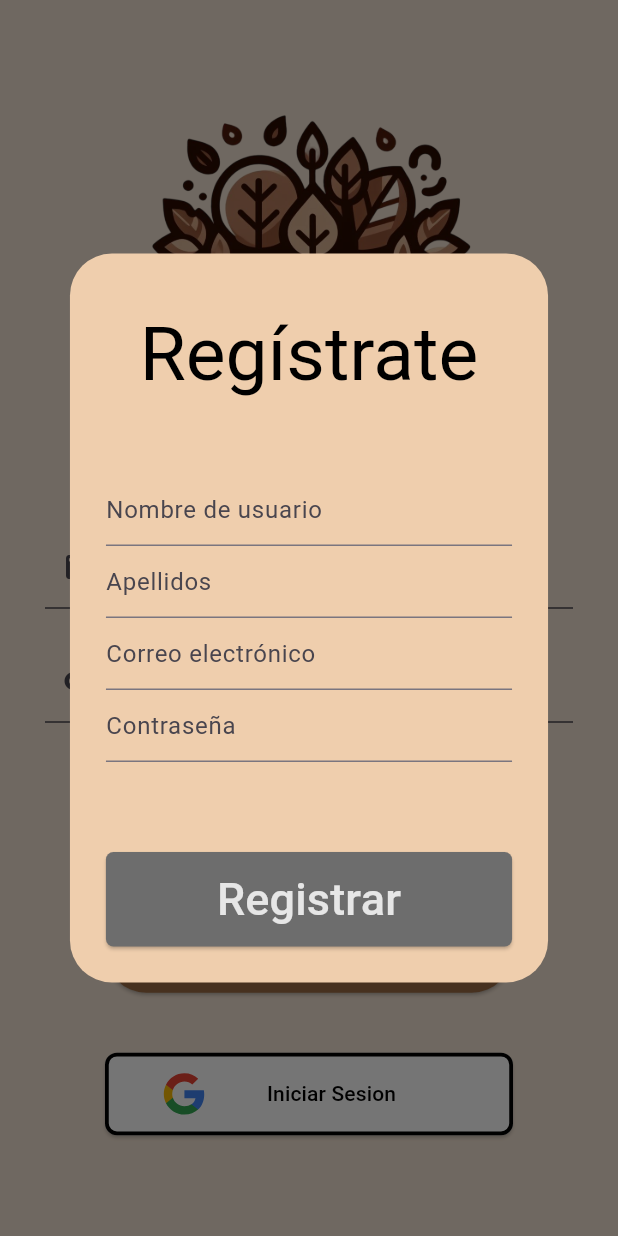
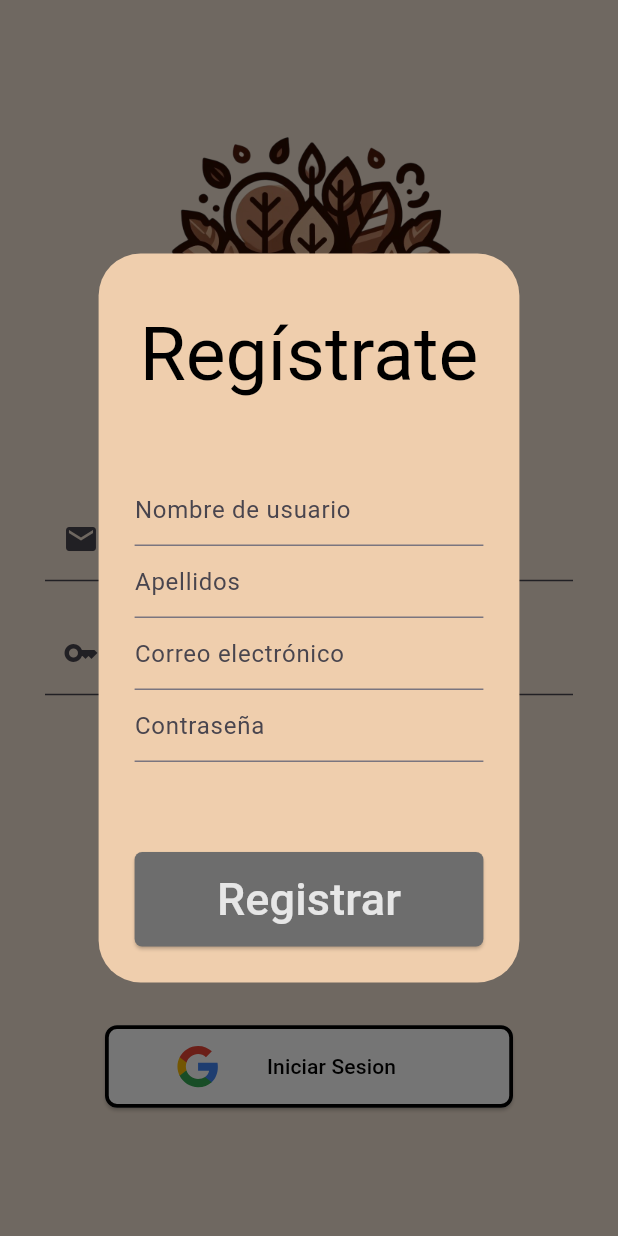
Before and after one commit to JulenR14/ProyectoMisLibros, a Flutter app: the screen it shows after launch, after a tap on "Registrate", on a phone screen of 412 x 824 dp. Run offline on Flutter 3.47's test engine with Material 3 defaults, Android fonts, the phone set to English and light mode, and no system bars; our stand-ins replace flutter_svg; Roboto replaces fonts that are missing (KaiseiDecol).

Commit message:
He arreglado unos bugs de pixeles

```diff
--- a/mis_libros/lib/screens/pop_registrer.dart
+++ b/mis_libros/lib/screens/pop_registrer.dart
@@ -60,15 +60,20 @@ class PopRegistrer {
                       )),
                     ),
                     //Row va a agrupar sus hijos en fila
-                    child: const Row(
+                    child: Row(
                       //alineamos al centro horizontalmente
                       mainAxisAlignment: MainAxisAlignment.center,
                       children: <Widget>[
                         //muestra el texto del boton, con un padding para separar el logo de Google con el
                         Padding(
                           padding: EdgeInsets.symmetric(
-                              horizontal: 50, vertical: 10),
-                          child: Text(
+                              //para el padding horizantal se utiliza una operacion para que el padding sea el 7.5% del ancho de la pantalla
+                              //esto es para que el padding sea proporcional al tamaño de la pantalla
+                              horizontal:
+                                  (7.5 * MediaQuery.of(context).size.width) /
+                                      100,
+                              vertical: 10),
+                          child: const Text(
                             "Registrar",
                             style: TextStyle(
                                 color: MisColores.gainsboro, fontSize: 30),
--- a/mis_libros/lib/screens/start_screen.dart
+++ b/mis_libros/lib/screens/start_screen.dart
@@ -10,6 +10,19 @@ class StartScreen extends StatefulWidget {
 
   @override
   State<StartScreen> createState() => _StartScreen();
+}
+
+class _prueba extends State<StartScreen> {
+  @override
+  Widget build(BuildContext context) {
+    var currentWidth = MediaQuery.of(context).size.width;
+    return Scaffold(
+      body: Column(
+        mainAxisAlignment: MainAxisAlignment.center,
+        children: [Text(currentWidth.toString())],
+      ),
+    );
+  }
 }
 
 class _StartScreen extends State<StartScreen> {
@@ -35,7 +48,7 @@ class _StartScreen extends State<StartScreen> {
                 mainAxisAlignment: MainAxisAlignment.center,
                 children: <Widget>[
                   //Este widget carga la imagen del logo de nuestra app
-                  Image.asset('assets/images/Logo.png', scale: 3.5),
+                  Image.asset('assets/images/Logo.png', scale: 4),
                   //Padding es un widget que añade un espacio alrededor de su hijo.
                   //Dentro de el tenemos un TextField que es un widget que permite al usuario escribir texto.
                   //En este caso el texto va a ser el correo de el usuario para hacer el inicio de sesión.
@@ -159,9 +172,14 @@ class _StartScreen extends State<StartScreen> {
                                 width: 30,
                               ),
                               //muestra el texto del boton, con un padding para separar el logo de Google con el
-                              const Padding(
-                                padding: EdgeInsets.symmetric(horizontal: 40),
-                                child: Text(
+                              Padding(
+                                padding: EdgeInsets.symmetric(
+                                    //para el padding horizantal se utiliza una operacion para que el padding sea el 7.5% del ancho de la pantalla
+                                    //esto es para que el padding sea proporcional al tamaño de la pantalla
+                                    horizontal: (7.5 *
+                                            MediaQuery.of(context).size.width) /
+                                        100),
+                                child: const Text(
                                   "Iniciar Sesion",
                                   style: TextStyle(color: Colors.black),
                                 ),
```
